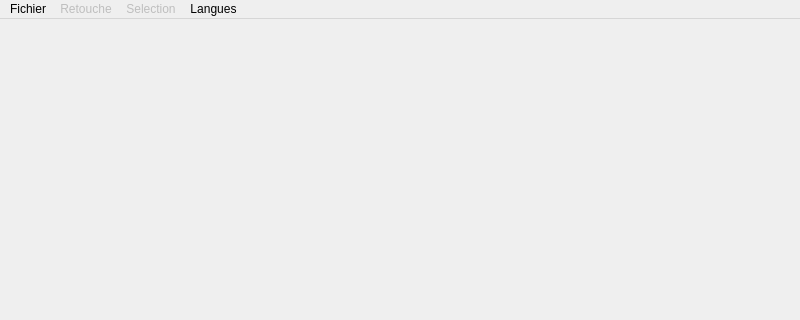
Before: the Qt Designer form mainwindowmenu.ui in sykom1/Projet_IHM, drawn with Qt 5; both pictures show x 0 to 800 and y 0 to 320 of the 800 by 600 pixel window.
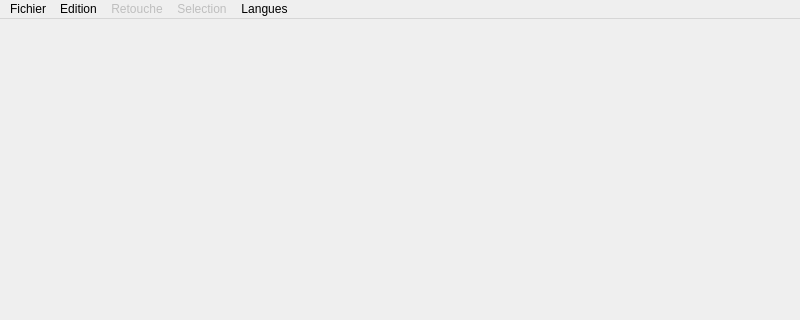
After: the same form once the commit is applied.

Diff of the .ui file:
```diff
--- a/mainwindowmenu.ui
+++ b/mainwindowmenu.ui
@@ -20,7 +20,7 @@
      <x>0</x>
      <y>0</y>
      <width>800</width>
-     <height>22</height>
+     <height>25</height>
     </rect>
    </property>
    <widget class="QMenu" name="menuFile">
@@ -90,7 +90,15 @@
     <addaction name="actionFrancais"/>
     <addaction name="actionAnglais"/>
    </widget>
+   <widget class="QMenu" name="menuEdition">
+    <property name="title">
+     <string>Edition</string>
+    </property>
+    <addaction name="action_Revenir"/>
+    <addaction name="actionRevenir_en_avant"/>
+   </widget>
    <addaction name="menuFile"/>
+   <addaction name="menuEdition"/>
    <addaction name="menuRetouche"/>
    <addaction name="menuSelection"/>
    <addaction name="menuLangues"/>
```
Left out of the diff: 10 changed lines with no effect on the pictures.
